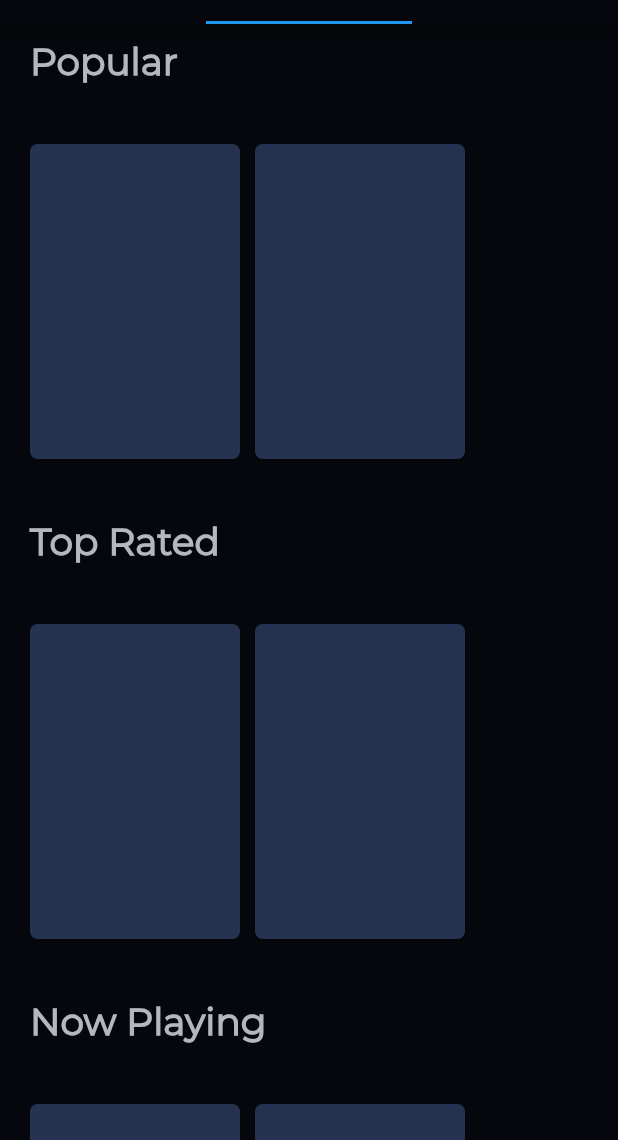
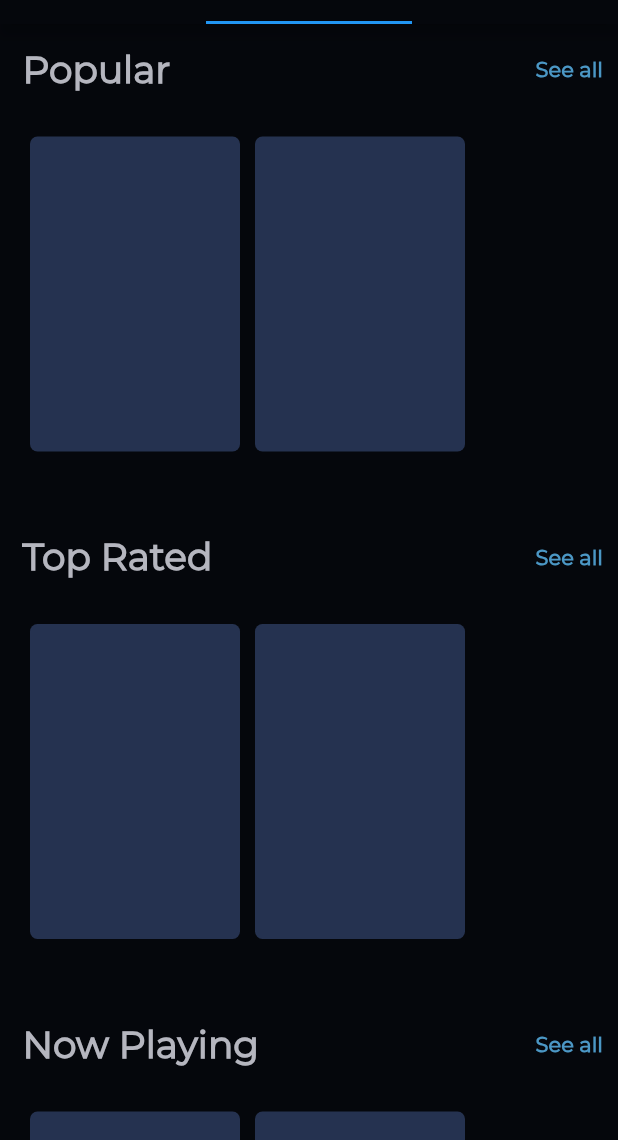
Before and after one commit to prashantchanne12/MovieStack-Flutter, a Flutter app: the screen it shows after launch, tab 2 chosen, on a phone screen of 412 x 824 dp, the part 96-1236 px from its top. Run offline on Flutter 3.47's test engine with Material 2 defaults, Android fonts, the phone set to English and light mode, and no system bars; our stand-ins replace cached_network_image, flutter_rating_bar, flutter_swiper, percent_indicator, rxdart; network calls fail.

Commit message:
created see all section

```diff
--- a/lib/src/screens/movies.dart
+++ b/lib/src/screens/movies.dart
@@ -3,6 +3,7 @@ import 'package:movie_stack/src/blocs/details_page_provider.dart';
 import 'package:movie_stack/src/blocs/movies_bloc.dart';
 import 'package:movie_stack/src/blocs/movies_provider.dart';
 import 'package:movie_stack/src/constants.dart';
+import 'package:movie_stack/src/screens/all_movies.dart';
 import 'package:movie_stack/src/widgets/swiper.dart';
 
 class Movies extends StatelessWidget {
@@ -16,21 +17,33 @@ class Movies extends StatelessWidget {
         children: <Widget>[
           Column(
             children: <Widget>[
-              heading(title: 'Popular'),
+              heading(
+                  title: 'Popular',
+                  context: context,
+                  moviesBloc: moviesBloc,
+                  which: 1),
               SizedBox(height: 10.0),
               swiper(
                   stream: moviesBloc.popularMovies,
                   detailsBloc: detailsBloc,
                   isMovie: true),
-              SizedBox(height: 10.0),
-              heading(title: 'Top Rated'),
+              SizedBox(height: 20.0),
+              heading(
+                  title: 'Top Rated',
+                  context: context,
+                  moviesBloc: moviesBloc,
+                  which: 2),
               SizedBox(height: 10.0),
               swiper(
                   stream: moviesBloc.topRatedMovies,
                   detailsBloc: detailsBloc,
                   isMovie: true),
-              SizedBox(height: 10.0),
-              heading(title: 'Now Playing'),
+              SizedBox(height: 20.0),
+              heading(
+                  title: 'Now Playing',
+                  context: context,
+                  moviesBloc: moviesBloc,
+                  which: 3),
               SizedBox(height: 10.0),
               swiper(
                   stream: moviesBloc.upcomingMovies,
@@ -44,11 +57,17 @@ class Movies extends StatelessWidget {
     );
   }
 
-  Widget heading({@required String title}) {
-    return Container(
-      padding: EdgeInsets.only(left: 20.0, top: 10.0, bottom: 10.0),
-      alignment: Alignment.centerLeft,
-      child: Text(
+  Widget heading(
+      {@required String title,
+      @required BuildContext context,
+      @required MoviesBloc moviesBloc,
+      @required int which}) {
+    return Padding(
+      padding: const EdgeInsets.only(left: 15.0, right: 10.0, top: 15.0),
+      child: Row(
+        mainAxisAlignment: MainAxisAlignment.spaceBetween,
+        children: <Widget>[
+          Text(
             '$title',
             style: TextStyle(
               color: kLightGrey,
@@ -57,6 +76,28 @@ class Movies extends StatelessWidget {
             ),
             textAlign: TextAlign.start,
           ),
+          GestureDetector(
+            onTap: () {
+              moviesBloc.fetchMovies(1, which);
+              Navigator.push(
+                context,
+                MaterialPageRoute(
+                    builder: (context) => AllMovies(
+                          which: which,
+                        )),
+              );
+            },
+            child: Text(
+              'See all',
+              style: TextStyle(
+                color: kAccentColor,
+                fontSize: 14.0,
+                fontWeight: FontWeight.bold,
+              ),
+            ),
+          )
+        ],
+      ),
     );
   }
 }
```
Also changed, not shown: lib/src/blocs/movies_bloc.dart (+27 -0 lines), lib/src/screens/all_movies.dart (added, +71 -0 lines). Lines whose indentation alone changed are shown as unchanged.
